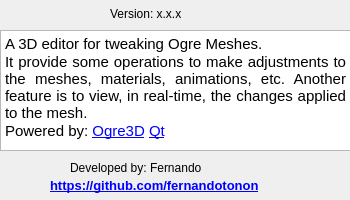
Above: ui_files/about.ui from fernandotonon/QtMeshEditor before the change. Below: the same form after it.
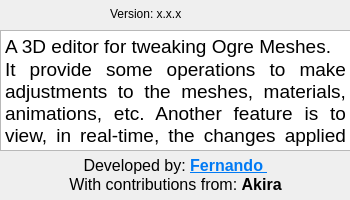
That is the form after the change. Icons and pictures are not drawn.

```diff
--- a/ui_files/about.ui
+++ b/ui_files/about.ui
@@ -35,26 +35,13 @@
    <iconset resource="../resources/resource.qrc">
     <normaloff>:/icones/icone.ico</normaloff>:/icones/icone.ico</iconset>
   </property>
-  <widget class="QLabel" name="label">
-   <property name="geometry">
-    <rect>
-     <x>70</x>
-     <y>160</y>
-     <width>171</width>
-     <height>16</height>
-    </rect>
-   </property>
-   <property name="text">
-    <string>Developed by: Fernando</string>
-   </property>
-  </widget>
   <widget class="QLabel" name="label_2">
    <property name="geometry">
     <rect>
-     <x>50</x>
-     <y>176</y>
-     <width>221</width>
-     <height>20</height>
+     <x>10</x>
+     <y>155</y>
+     <width>331</width>
+     <height>41</height>
     </rect>
    </property>
    <property name="font">
@@ -64,7 +51,13 @@
     </font>
    </property>
    <property name="text">
-    <string>&lt;html&gt;&lt;head/&gt;&lt;body&gt;&lt;p&gt;&lt;a href=&quot;https://github.com/fernandotonon&quot;&gt;&lt;span style=&quot; text-decoration: underline; &quot;&gt;https://github.com/fernandotonon&lt;/span&gt;&lt;/a&gt;&lt;/p&gt;&lt;/body&gt;&lt;/html&gt;</string>
+    <string>&lt;!DOCTYPE HTML PUBLIC &quot;-//W3C//DTD HTML 4.0//EN&quot; &quot;http://www.w3.org/TR/REC-html40/strict.dtd&quot;&gt;
+&lt;html&gt;&lt;head&gt;&lt;meta name=&quot;qrichtext&quot; content=&quot;1&quot; /&gt;&lt;meta charset=&quot;utf-8&quot; /&gt;&lt;style type=&quot;text/css&quot;&gt;
+p, li { white-space: pre-wrap; }
+hr { height: 1px; border-width: 0; }
+&lt;/style&gt;&lt;/head&gt;&lt;body style=&quot; font-family:'.AppleSystemUIFont'; font-size:10pt; font-weight:700; font-style:normal;&quot;&gt;
+&lt;p align=&quot;center&quot; style=&quot; margin-top:0px; margin-bottom:0px; margin-left:0px; margin-right:0px; -qt-block-indent:0; text-indent:0px;&quot;&gt;&lt;span style=&quot; font-size:12pt; font-weight:400;&quot;&gt;Developed by:&lt;/span&gt;&lt;span style=&quot; font-size:12pt;&quot;&gt; &lt;/span&gt;&lt;a href=&quot;https://github.com/fernandotonon&quot;&gt;&lt;span style=&quot; font-size:12pt; text-decoration: underline; color:#007af4;&quot;&gt;Fernando &lt;/span&gt;&lt;/a&gt;&lt;/p&gt;
+&lt;p align=&quot;center&quot; style=&quot; margin-top:0px; margin-bottom:0px; margin-left:0px; margin-right:0px; -qt-block-indent:0; text-indent:0px;&quot;&gt;&lt;span style=&quot; font-size:12pt; font-weight:400;&quot;&gt;With contributions from: &lt;/span&gt;&lt;span style=&quot; font-size:12pt;&quot;&gt;Akira&lt;/span&gt;&lt;/p&gt;&lt;/body&gt;&lt;/html&gt;</string>
    </property>
    <property name="openExternalLinks">
     <bool>true</bool>
@@ -106,10 +99,10 @@
 &lt;html&gt;&lt;head&gt;&lt;meta name=&quot;qrichtext&quot; content=&quot;1&quot; /&gt;&lt;meta charset=&quot;utf-8&quot; /&gt;&lt;style type=&quot;text/css&quot;&gt;
 p, li { white-space: pre-wrap; }
 hr { height: 1px; border-width: 0; }
-&lt;/style&gt;&lt;/head&gt;&lt;body style=&quot; font-family:'Ubuntu'; font-size:11pt; font-weight:400; font-style:normal;&quot;&gt;
-&lt;p align=&quot;justify&quot; style=&quot; margin-top:0px; margin-bottom:0px; margin-left:0px; margin-right:0px; -qt-block-indent:0; text-indent:0px;&quot;&gt;A 3D editor for tweaking Ogre Meshes.&lt;/p&gt;
-&lt;p align=&quot;justify&quot; style=&quot; margin-top:0px; margin-bottom:0px; margin-left:0px; margin-right:0px; -qt-block-indent:0; text-indent:0px;&quot;&gt;It provide some operations to make adjustments to the meshes, materials, animations, etc. Another feature is to view, in real-time, the changes applied to the mesh.&lt;/p&gt;
-&lt;p align=&quot;justify&quot; style=&quot; margin-top:0px; margin-bottom:0px; margin-left:0px; margin-right:0px; -qt-block-indent:0; text-indent:0px;&quot;&gt;Powered by: &lt;a href=&quot;https://www.ogre3d.org/&quot;&gt;&lt;span style=&quot; text-decoration: underline; color:#0000ff;&quot;&gt;Ogre3D&lt;/span&gt;&lt;/a&gt; &lt;a href=&quot;https://www.qt.io/&quot;&gt;&lt;span style=&quot; text-decoration: underline; color:#0000ff;&quot;&gt;Qt&lt;/span&gt;&lt;/a&gt;&lt;/p&gt;&lt;/body&gt;&lt;/html&gt;</string>
+&lt;/style&gt;&lt;/head&gt;&lt;body style=&quot; font-family:'.AppleSystemUIFont'; font-size:13pt; font-weight:400; font-style:normal;&quot;&gt;
+&lt;p align=&quot;justify&quot; style=&quot; margin-top:0px; margin-bottom:0px; margin-left:0px; margin-right:0px; -qt-block-indent:0; text-indent:0px;&quot;&gt;&lt;span style=&quot; font-family:'Ubuntu'; font-size:14pt;&quot;&gt;A 3D editor for tweaking Ogre Meshes.&lt;/span&gt;&lt;/p&gt;
+&lt;p align=&quot;justify&quot; style=&quot; margin-top:0px; margin-bottom:0px; margin-left:0px; margin-right:0px; -qt-block-indent:0; text-indent:0px;&quot;&gt;&lt;span style=&quot; font-family:'Ubuntu'; font-size:14pt;&quot;&gt;It provide some operations to make adjustments to the meshes, materials, animations, etc. Another feature is to view, in real-time, the changes applied to the mesh.&lt;/span&gt;&lt;/p&gt;
+&lt;p align=&quot;justify&quot; style=&quot; margin-top:0px; margin-bottom:0px; margin-left:0px; margin-right:0px; -qt-block-indent:0; text-indent:0px;&quot;&gt;&lt;span style=&quot; font-family:'Ubuntu'; font-size:14pt;&quot;&gt;Powered by: &lt;/span&gt;&lt;a href=&quot;https://www.ogre3d.org/&quot;&gt;&lt;span style=&quot; font-family:'Ubuntu'; font-size:14pt; font-weight:700; text-decoration: underline; color:#0000ff;&quot;&gt;Ogre3D&lt;/span&gt;&lt;/a&gt;&lt;span style=&quot; font-family:'Ubuntu'; font-size:14pt; font-weight:700;&quot;&gt; &lt;/span&gt;&lt;a href=&quot;https://www.qt.io/&quot;&gt;&lt;span style=&quot; font-family:'Ubuntu'; font-size:14pt; font-weight:700; text-decoration: underline; color:#0000ff;&quot;&gt;Qt&lt;/span&gt;&lt;/a&gt;&lt;/p&gt;&lt;/body&gt;&lt;/html&gt;</string>
    </property>
   </widget>
  </widget>
```
